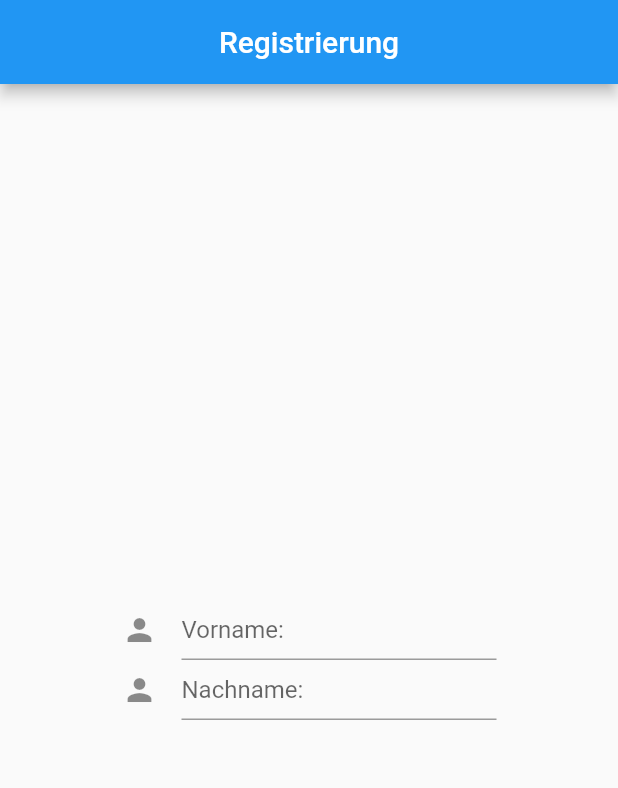
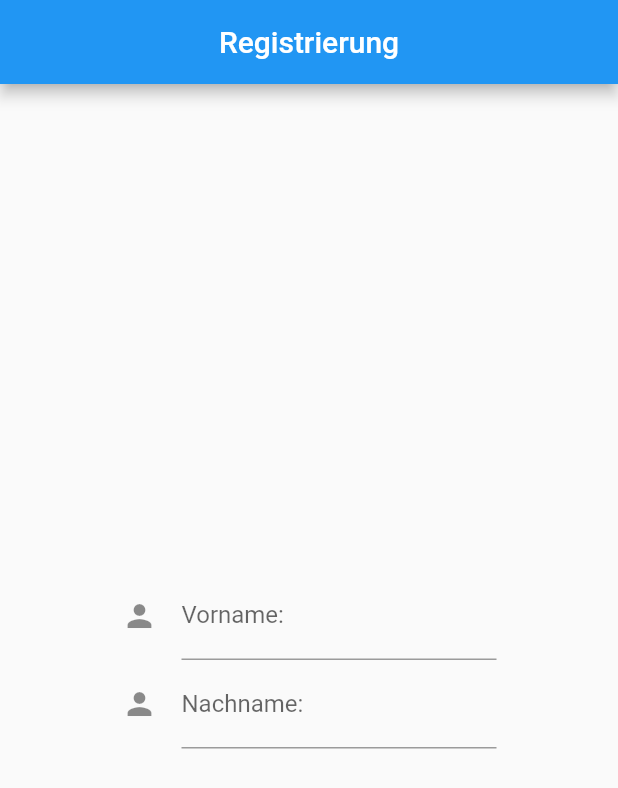
Before and after one commit to leandromarini99/tipple, a Flutter app: the RegistryPage screen opened directly, on a phone screen of 412 x 824 dp. Shown: the top 788 px of the screen. Run offline on Flutter 3.47's test engine with Material 2 defaults, Android fonts, the phone set to English and light mode, and no system bars.

Commit message:
delete: height
height deleted - automatic height is set

```diff
--- a/lib/registry/registry-page.dart
+++ b/lib/registry/registry-page.dart
@@ -21,7 +21,6 @@ class RegistryPage extends StatelessWidget {
             children: <Widget>[
               Container(
                 width: 250.0,
-                height: 40.0,
                 child: TextField(
                   decoration: InputDecoration(
                     labelText: "Vorname:",
@@ -37,7 +36,6 @@ class RegistryPage extends StatelessWidget {
               ),
               Container(
                 width: 250.0,
-                height: 40.0,
                 child: TextField(
                   decoration: InputDecoration(
                     labelText: "Nachname:",
```
